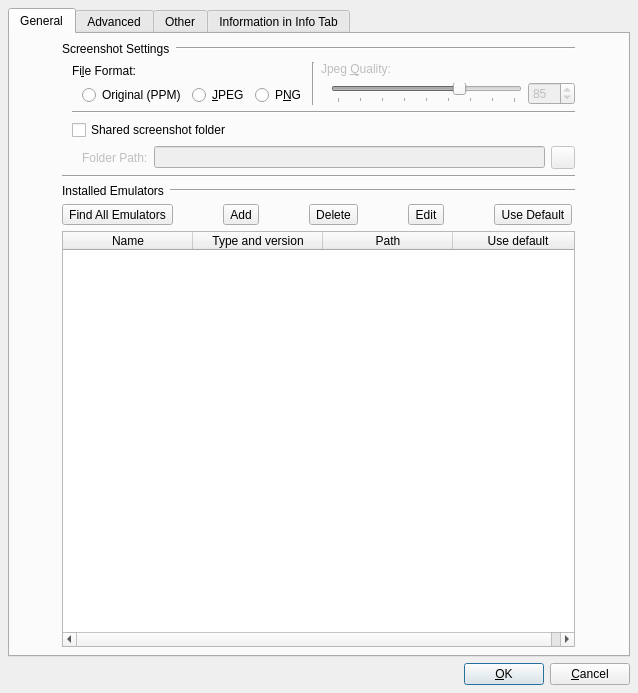
The window that src/Advanced_Settings_Window.ui (tobimensch/aqemu) describes before a commit, drawn with Qt 5.
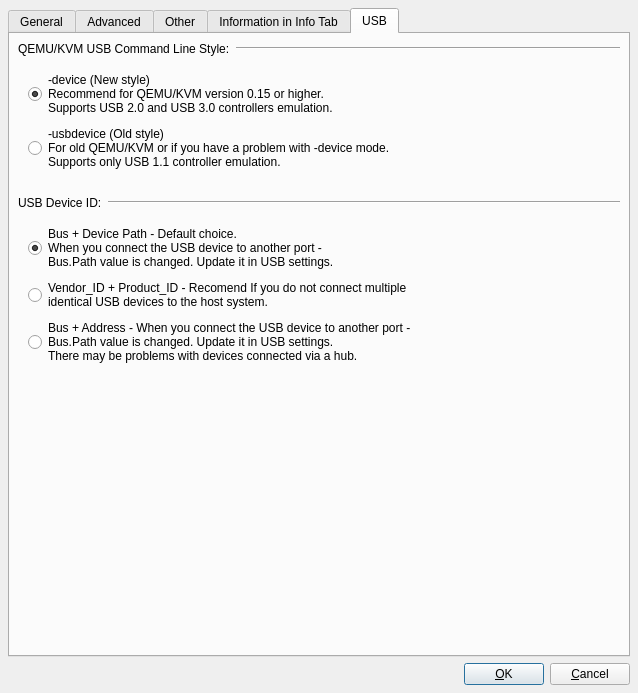
The same window after the commit. The open tabs and pages were chosen to show the change. Icons and pictures are not drawn.

Commit message: Applied changed from https://sourceforge.net/p/aqemu/code/ci/660faddcfb95e74f4c72a7c2b18f05c470f8c9be/ by Andrey Rijov. This is in flux and not working completely. Original commit message: Improved USB support.

Patch:
```diff
--- a/src/Advanced_Settings_Window.ui
+++ b/src/Advanced_Settings_Window.ui
@@ -1896,6 +1896,166 @@
        </item>
       </layout>
      </widget>
+    <widget class="QWidget" name="Tab_USB">
+      <attribute name="title">
+       <string>USB</string>
+      </attribute>
+      <layout class="QVBoxLayout" name="verticalLayout_20">
+       <item>
+        <layout class="QVBoxLayout" name="verticalLayout_17">
+         <item>
+          <layout class="QHBoxLayout" name="horizontalLayout_26">
+           <item>
+            <widget class="QLabel" name="Label_USB_CommandLine_Style">
+             <property name="sizePolicy">
+              <sizepolicy hsizetype="Maximum" vsizetype="Preferred">
+               <horstretch>0</horstretch>
+               <verstretch>0</verstretch>
+              </sizepolicy>
+             </property>
+             <property name="text">
+              <string>&lt;html&gt;&lt;head/&gt;&lt;body&gt;&lt;p&gt;QEMU/KVM USB Command Line Style:&lt;/p&gt;&lt;/body&gt;&lt;/html&gt;</string>
+             </property>
+            </widget>
+           </item>
+           <item>
+            <widget class="Line" name="line_29">
+             <property name="orientation">
+              <enum>Qt::Horizontal</enum>
+             </property>
+            </widget>
+           </item>
+          </layout>
+         </item>
+         <item>
+          <widget class="QWidget" name="widget_2" native="true">
+           <layout class="QVBoxLayout" name="verticalLayout_19">
+            <property name="leftMargin">
+             <number>10</number>
+            </property>
+            <item>
+             <widget class="QRadioButton" name="RB_USB_Style_device">
+              <property name="text">
+               <string>-device (New style)
+Recommend for QEMU/KVM version 0.15 or higher.
+Supports USB 2.0 and USB 3.0 controllers emulation.</string>
+              </property>
+              <property name="checked">
+               <bool>true</bool>
+              </property>
+             </widget>
+            </item>
+            <item>
+             <widget class="QRadioButton" name="RB_USB_Style_usbdevice">
+              <property name="text">
+               <string>-usbdevice (Old style)
+For old QEMU/KVM or if you have a problem with -device mode.
+Supports only USB 1.1 controller emulation.</string>
+              </property>
+             </widget>
+            </item>
+           </layout>
+          </widget>
+         </item>
+         <item>
+          <spacer name="verticalSpacer_6">
+           <property name="orientation">
+            <enum>Qt::Vertical</enum>
+           </property>
+           <property name="sizeType">
+            <enum>QSizePolicy::Fixed</enum>
+           </property>
+           <property name="sizeHint" stdset="0">
+            <size>
+             <width>50</width>
+             <height>10</height>
+            </size>
+           </property>
+          </spacer>
+         </item>
+        </layout>
+       </item>
+       <item>
+        <layout class="QVBoxLayout" name="verticalLayout_18">
+         <item>
+          <layout class="QHBoxLayout" name="horizontalLayout_25">
+           <item>
+            <widget class="QLabel" name="Label_USB_Device_ID_Style">
+             <property name="sizePolicy">
+              <sizepolicy hsizetype="Maximum" vsizetype="Preferred">
+               <horstretch>0</horstretch>
+               <verstretch>0</verstretch>
+              </sizepolicy>
+             </property>
+             <property name="text">
+              <string>USB Device ID:</string>
+             </property>
+            </widget>
+           </item>
+           <item>
+            <widget class="Line" name="line_28">
+             <property name="orientation">
+              <enum>Qt::Horizontal</enum>
+             </property>
+            </widget>
+           </item>
+          </layout>
+         </item>
+         <item>
+          <widget class="QWidget" name="widget" native="true">
+           <layout class="QVBoxLayout" name="verticalLayout_16">
+            <property name="leftMargin">
+             <number>10</number>
+            </property>
+            <item>
+             <widget class="QRadioButton" name="RB_USB_ID_BusPath">
+              <property name="text">
+               <string>Bus + Device Path - Default choice.
+When you connect the USB device to another port -
+Bus.Path value is changed. Update it in USB settings.</string>
+              </property>
+              <property name="checked">
+               <bool>true</bool>
+              </property>
+             </widget>
+            </item>
+            <item>
+             <widget class="QRadioButton" name="RB_USB_ID_VendorProduct">
+              <property name="text">
+               <string>Vendor_ID + Product_ID - Recomend If you do not connect multiple 
+identical USB devices to the host system.</string>
+              </property>
+             </widget>
+            </item>
+            <item>
+             <widget class="QRadioButton" name="RB_USB_ID_BusAddr">
+              <property name="text">
+               <string>Bus + Address - When you connect the USB device to another port -
+Bus.Path value is changed. Update it in USB settings.
+There may be problems with devices connected via a hub.</string>
+              </property>
+             </widget>
+            </item>
+           </layout>
+          </widget>
+         </item>
+        </layout>
+       </item>
+       <item>
+        <spacer name="verticalSpacer_8">
+         <property name="orientation">
+          <enum>Qt::Vertical</enum>
+         </property>
+         <property name="sizeHint" stdset="0">
+          <size>
+           <width>20</width>
+           <height>104</height>
+          </size>
+         </property>
+        </spacer>
+       </item>
+      </layout>
+     </widget>
     </widget>
    </item>
   </layout>
```
The commit also changes 9 other files.
